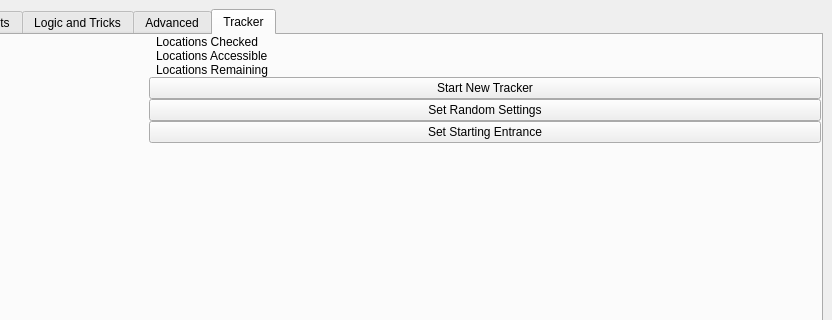
Before: the Qt Designer form gui/ui/main.ui in mint-choc-chip-skyblade/sshd-rando, drawn with Qt 5; both pictures show x 555 to 1387 and y 0 to 320 of the 1387 by 845 pixel window.
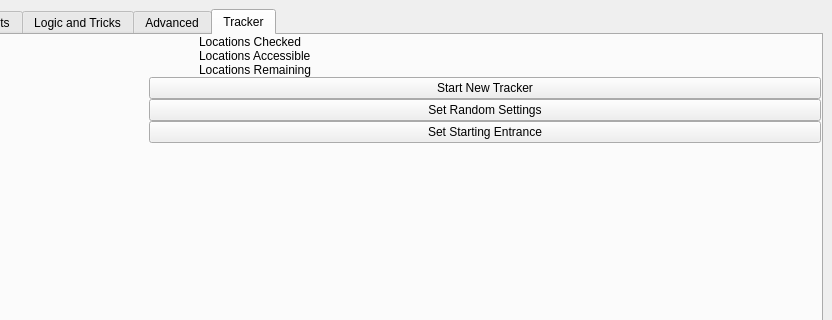
After: the same form once the commit is applied. Custom widgets are drawn as their Qt base class.

What changed in the file:
```diff
--- a/gui/ui/main.ui
+++ b/gui/ui/main.ui
@@ -3518,14 +3518,14 @@
            <enum>QLayout::SetDefaultConstraint</enum>
           </property>
           <item>
-           <layout class="QGridLayout" name="tracker_statistics_grid" rowstretch="0,0,0" columnstretch="0,0" columnminimumwidth="0,0">
+           <layout class="QGridLayout" name="tracker_statistics_grid" rowstretch="0,0,0" columnstretch="4,50" columnminimumwidth="0,0">
             <property name="sizeConstraint">
              <enum>QLayout::SetDefaultConstraint</enum>
             </property>
             <item row="1" column="0">
              <widget class="QLabel" name="tracker_stats_accessible">
               <property name="sizePolicy">
-               <sizepolicy hsizetype="Maximum" vsizetype="Preferred">
+               <sizepolicy hsizetype="Expanding" vsizetype="Preferred">
                 <horstretch>0</horstretch>
                 <verstretch>0</verstretch>
                </sizepolicy>
@@ -3554,7 +3554,7 @@
             <item row="0" column="0">
              <widget class="QLabel" name="tracker_stats_checked">
               <property name="sizePolicy">
-               <sizepolicy hsizetype="Maximum" vsizetype="Preferred">
+               <sizepolicy hsizetype="Expanding" vsizetype="Preferred">
                 <horstretch>0</horstretch>
                 <verstretch>0</verstretch>
                </sizepolicy>
@@ -3577,7 +3577,7 @@
             <item row="2" column="0">
              <widget class="QLabel" name="tracker_stats_remaining">
               <property name="sizePolicy">
-               <sizepolicy hsizetype="Maximum" vsizetype="Preferred">
+               <sizepolicy hsizetype="Expanding" vsizetype="Preferred">
                 <horstretch>0</horstretch>
                 <verstretch>0</verstretch>
                </sizepolicy>
```
Left out of the diff: 5 changed lines with no effect on the pictures.
